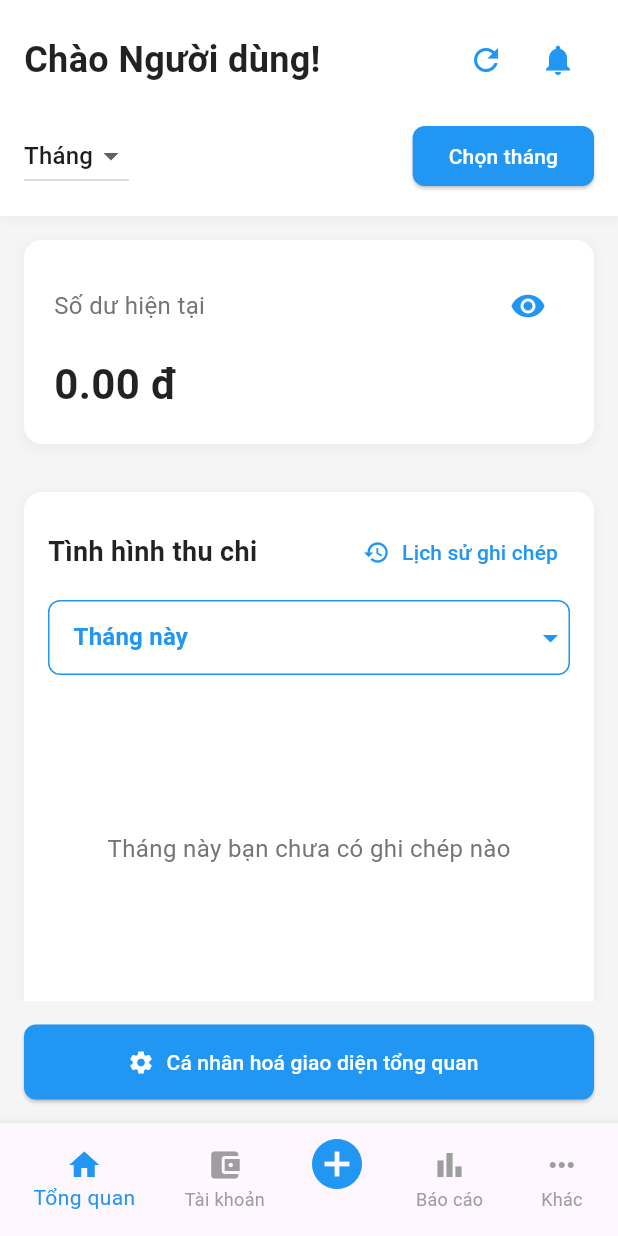
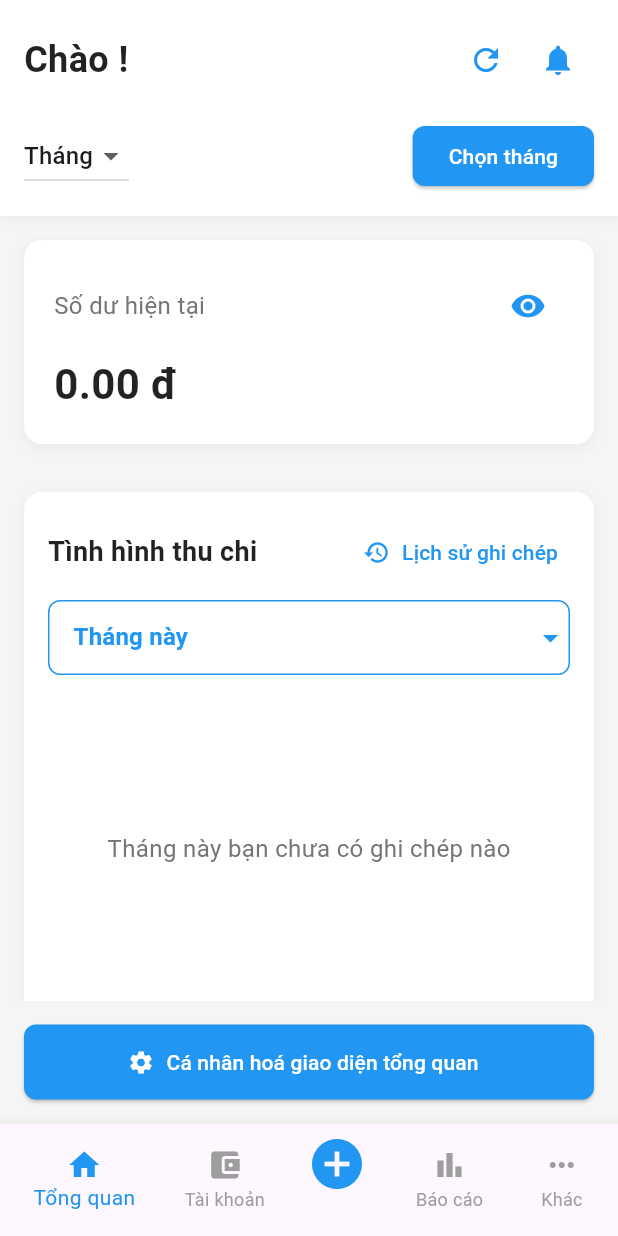
Before and after one commit to Kaii-Kaii/LapTrinhDiDong, a Flutter app: the HomePage screen opened directly with empty values, on a phone screen of 412 x 824 dp. Run offline on Flutter 3.47's test engine with Material 3 defaults, Android fonts, the light colour scheme and no system bars; our stand-ins replace fl_chart.

Commit message:
update name

```diff
--- a/lib/screens/HomePage.dart
+++ b/lib/screens/HomePage.dart
@@ -8,7 +8,14 @@ import 'package:qltncn/screens/s_TongQuan/TongQuan.dart';
 
 class HomePage extends StatefulWidget {
   final String maKH;
-  const HomePage({super.key, required this.maKH});
+  final String userName; // Thêm userName
+
+  const HomePage({
+    super.key,
+    required this.maKH,
+    required this.userName,
+  }); // Thêm userName vào constructor
+
   @override
   State<HomePage> createState() => _HomePageState();
 }
@@ -19,11 +26,11 @@ class _HomePageState extends State<HomePage> {
   // Khởi tạo _widgetOptions trong phương thức build
   List<Widget> get _widgetOptions {
     return <Widget>[
-      TongQuanScreen(),
+      TongQuanScreen(userName: widget.userName), // Truyền userName vào đây
       TaikhoanMain(maKH: widget.maKH),
       NhapVaoScreen(),
       Main_BaoCao(),
-      KhacMain(maKH: widget.maKH),  // Sử dụng widget.maKH
+      KhacMain(maKH: widget.maKH),
     ];
   }
 
@@ -39,9 +46,7 @@ class _HomePageState extends State<HomePage> {
       body: _widgetOptions[_selectedIndex],
       bottomNavigationBar: BottomNavigationBar(
         items: const <BottomNavigationBarItem>[
-          BottomNavigationBarItem(
-            icon: Icon(Icons.home),
-            label: 'Tổng quan'),
+          BottomNavigationBarItem(icon: Icon(Icons.home), label: 'Tổng quan'),
           BottomNavigationBarItem(
             icon: Icon(Icons.account_balance_wallet),
             label: 'Tài khoản',
@@ -54,9 +59,7 @@ class _HomePageState extends State<HomePage> {
             icon: Icon(Icons.bar_chart),
             label: 'Báo cáo',
           ),
-          BottomNavigationBarItem(
-            icon: Icon(Icons.more_horiz),
-            label: 'Khác'),
+          BottomNavigationBarItem(icon: Icon(Icons.more_horiz), label: 'Khác'),
         ],
         currentIndex: _selectedIndex,
         selectedItemColor: Colors.blue,
--- a/lib/screens/s_Login/DangNhap.dart
+++ b/lib/screens/s_Login/DangNhap.dart
@@ -88,7 +88,9 @@ class _LoginScreenState extends State<LoginScreen> {
 
     if (username.isEmpty || password.isEmpty) {
       ScaffoldMessenger.of(context).showSnackBar(
-        const SnackBar(content: Text('Vui lòng nhập tên đăng nhập và mật khẩu')),
+        const SnackBar(
+          content: Text('Vui lòng nhập tên đăng nhập và mật khẩu'),
+        ),
       );
       return;
     }
@@ -119,7 +121,9 @@ class _LoginScreenState extends State<LoginScreen> {
           final maKH = await KhachHangService.fetchMaKHByMaTaiKhoan(matk);
           if (maKH == null) {
             ScaffoldMessenger.of(context).showSnackBar(
-              const SnackBar(content: Text('Không tìm thấy khách hàng tương ứng')),
+              const SnackBar(
+                content: Text('Không tìm thấy khách hàng tương ứng'),
+              ),
             );
             return;
           }
@@ -128,9 +132,12 @@ class _LoginScreenState extends State<LoginScreen> {
             const SnackBar(content: Text('Đăng nhập thành công!')),
           );
 
+          // Truyền tên người dùng đến TongQuanScreen
           Navigator.pushReplacement(
             context,
-            MaterialPageRoute(builder: (_) => HomePage(maKH: maKH)),
+            MaterialPageRoute(
+              builder: (_) => HomePage(maKH: maKH, userName: username),
+            ),
           );
         } else {
           ScaffoldMessenger.of(context).showSnackBar(
@@ -143,9 +150,9 @@ class _LoginScreenState extends State<LoginScreen> {
         );
       }
     } catch (e) {
-      ScaffoldMessenger.of(context).showSnackBar(
-        SnackBar(content: Text('Lỗi kết nối: $e')),
-      );
+      ScaffoldMessenger.of(
+        context,
+      ).showSnackBar(SnackBar(content: Text('Lỗi kết nối: $e')));
     }
   }
 }
--- a/lib/screens/s_TongQuan/TongQuan.dart
+++ b/lib/screens/s_TongQuan/TongQuan.dart
@@ -7,7 +7,9 @@ import 'ThemChuyenDi.dart';
 import 'TraCuuTyGia.dart';
 
 class TongQuanScreen extends StatefulWidget {
-  const TongQuanScreen({super.key});
+  final String userName; // Nhận tên người dùng từ màn hình trước
+
+  const TongQuanScreen({super.key, required this.userName});
 
   @override
   _TongQuanScreenState createState() => _TongQuanScreenState();
@@ -25,7 +27,7 @@ class _TongQuanScreenState extends State<TongQuanScreen> {
   String selectedTimePeriod = "Tháng này";
   DateTime selectedDate = DateTime.now();
 
-  String userName = "Người dùng";
+  late String userName;
 
   bool isBalanceVisible = true;
 
@@ -58,6 +60,7 @@ class _TongQuanScreenState extends State<TongQuanScreen> {
   @override
   void initState() {
     super.initState();
+    userName = widget.userName; // Gán tên người dùng từ widget
     // _loadData();
   }
 
@@ -208,7 +211,7 @@ class _TongQuanScreenState extends State<TongQuanScreen> {
                     mainAxisAlignment: MainAxisAlignment.spaceBetween,
                     children: [
                       Text(
-                        "Chào $userName!",
+                        "Chào $userName!", // Hiển thị tên người dùng
                         style: TextStyle(
                           fontSize: 24,
                           fontWeight: FontWeight.bold,
```
